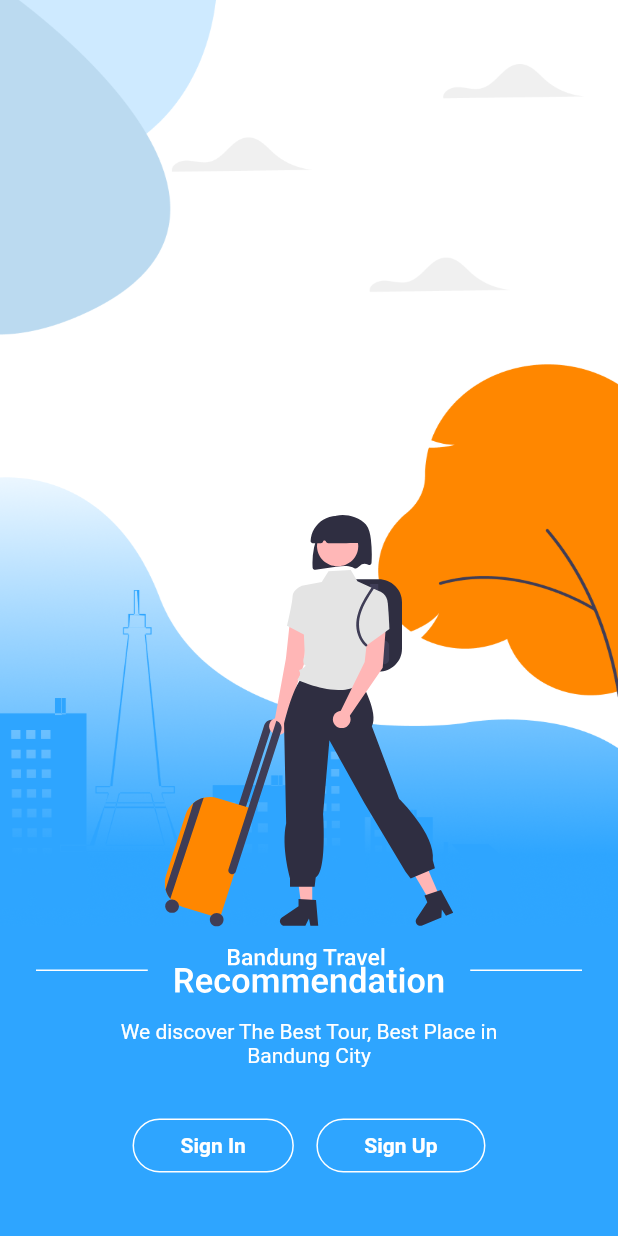
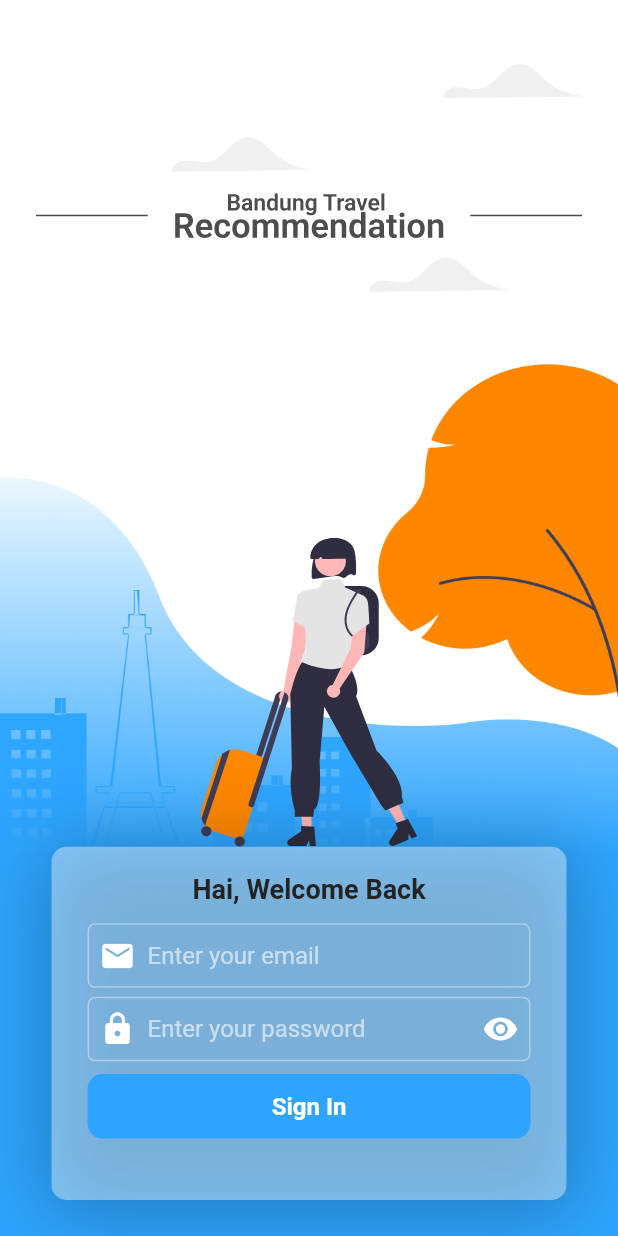
Before and after one commit to Muvazana/ABP_Bandung_Travel_Recommendation_MobileFlutter, a Flutter app: the screen it shows after launch, on a phone screen of 412 x 824 dp. Run offline on Flutter 3.47's test engine with Material 2 defaults, Android fonts, the light colour scheme and no system bars; our stand-ins replace flutter_svg.

Commit message:
add Login Page

```diff
--- /dev/null
+++ b/bandung_travel_recommendation_mobile_flutter/lib/componens/text_form_custom_v1.dart
@@ -0,0 +1,89 @@
+import 'package:bandung_travel_recommendation_mobile_flutter/utils/const.dart';
+import 'package:flutter/material.dart';
+
+class TextFormCustomV1 extends StatefulWidget {
+  final String hintText;
+  final double? width, height;
+  final EdgeInsetsGeometry? margin;
+  final Icon? icon;
+  final double? textSize;
+  final TextInputType? keyboardType;
+  final bool isPassword;
+  final String? Function(String?)? validator;
+  const TextFormCustomV1({
+    Key? key,
+    required this.hintText,
+    this.width,
+    this.height,
+    this.margin,
+    this.icon,
+    this.textSize = 16,
+    this.keyboardType,
+    this.isPassword = false,
+    this.validator,
+  }) : super(key: key);
+
+  @override
+  State<TextFormCustomV1> createState() => _TextFormCustomV1State();
+}
+
+class _TextFormCustomV1State extends State<TextFormCustomV1> {
+  bool _isPasswordShowed = false;
+
+  @override
+  void initState() {
+    this._isPasswordShowed = this.widget.isPassword;
+    super.initState();
+  }
+
+  @override
+  Widget build(BuildContext context) {
+    return Container(
+      height: this.widget.height,
+      width: this.widget.width,
+      margin: this.widget.margin,
+      child: TextFormField(
+        keyboardType: this.widget.keyboardType,
+        obscureText: this._isPasswordShowed,
+        style: TextStyle(fontSize: 16),
+        validator: this.widget.validator,
+        decoration: InputDecoration(
+          hintText: this.widget.hintText,
+          isDense: true,
+          prefixIcon: this.widget.icon != null
+              ? Padding(
+                  padding: const EdgeInsets.symmetric(horizontal: 8),
+                  child: this.widget.icon)
+              : null,
+          prefixIconConstraints: this.widget.icon != null
+              ? BoxConstraints(minWidth: 0, minHeight: 0)
+              : null,
+          suffixIcon: this.widget.isPassword
+              ? InkWell(
+                onTap: () {
+                  setState(() {
+                    _isPasswordShowed = !_isPasswordShowed;
+                  });
+                },
+                child: Padding(
+                    padding: const EdgeInsets.symmetric(horizontal: 8),
+                    child: Icon(
+                      Icons.remove_red_eye_sharp,
+                      color: MyColors.whiteColor,
+                      size: 24,
+                    ),
+                  ),
+              )
+              : null,
+          suffixIconConstraints: this.widget.isPassword
+              ? BoxConstraints(minWidth: 0, minHeight: 0)
+              : null,
+          contentPadding: EdgeInsets.symmetric(horizontal: 8, vertical: 12),
+          border: OutlineInputBorder(
+              borderSide: BorderSide(color: MyColors.whiteColor),
+              borderRadius: BorderRadius.all(Radius.circular(5))),
+        ),
+      ),
+    );
+  }
+}
--- a/bandung_travel_recommendation_mobile_flutter/lib/main.dart
+++ b/bandung_travel_recommendation_mobile_flutter/lib/main.dart
@@ -1,5 +1,6 @@
 import 'package:bandung_travel_recommendation_mobile_flutter/mvvm/view/sidebar.dart';
 import 'package:bandung_travel_recommendation_mobile_flutter/mvvm/view/signin_or_signup_screen.dart';
+import 'package:bandung_travel_recommendation_mobile_flutter/mvvm/view/signin_screen.dart';
 import 'package:bandung_travel_recommendation_mobile_flutter/routes.dart';
 import 'package:flutter/material.dart';
 
@@ -18,7 +19,7 @@ class MyApp extends StatelessWidget {
         scaffoldBackgroundColor: Colors.white,
         brightness: Brightness.dark
       ),
-      initialRoute: SignInOrSignUpScreen.routeName,
+      initialRoute: SignInScreen.routeName,
       onGenerateRoute: RouteGenerator.generateRoute,
     );
   }
--- a/bandung_travel_recommendation_mobile_flutter/lib/mvvm/view/signin_or_signup_screen.dart
+++ b/bandung_travel_recommendation_mobile_flutter/lib/mvvm/view/signin_or_signup_screen.dart
@@ -2,7 +2,7 @@ import 'package:flutter/material.dart';
 import 'package:flutter_svg/flutter_svg.dart';
 
 class SignInOrSignUpScreen extends StatelessWidget {
-  static const routeName = '/';
+  static const routeName = '/Auth';
   const SignInOrSignUpScreen({Key? key}) : super(key: key);
 
   @override
@@ -20,11 +20,12 @@ class SignInOrSignUpScreen extends StatelessWidget {
         ),
         Positioned(
           bottom: 0,
+          width: size.width,
           child: Column(children: [
             SvgPicture.asset(
               'assets/images/person.svg',
               alignment: Alignment.center,
-              height: size.height * 1 / 3,
+              height: size.height * 1 / 3.5,
             ),
             Container(
               width: size.width,
@@ -36,7 +37,7 @@ class SignInOrSignUpScreen extends StatelessWidget {
                   alignment: Alignment.center,
                   width: size.width,
                 ),
-                SizedBox(height: 14),
+                Spacer(flex: 1),
                 Text(
                   "We discover The Best Tour, Best Place in \nBandung City",
                   textAlign: TextAlign.center,
@@ -45,7 +46,7 @@ class SignInOrSignUpScreen extends StatelessWidget {
                       fontSize: 14,
                       fontWeight: FontWeight.normal),
                 ),
-                SizedBox(height: 28),
+                Spacer(flex: 2),
                 Row(
                   mainAxisAlignment: MainAxisAlignment.center,
                   children: <Widget>[
@@ -59,7 +60,8 @@ class SignInOrSignUpScreen extends StatelessWidget {
                       onPressed: () {},
                     ),
                   ],
-                )
+                ),
+                Spacer(flex: 2),
               ]),
             ),
           ]),
--- /dev/null
+++ b/bandung_travel_recommendation_mobile_flutter/lib/mvvm/view/signin_screen.dart
@@ -0,0 +1,161 @@
+import 'package:bandung_travel_recommendation_mobile_flutter/componens/text_form_custom_v1.dart';
+import 'package:bandung_travel_recommendation_mobile_flutter/utils/const.dart';
+import 'package:flutter/material.dart';
+import 'package:flutter_svg/flutter_svg.dart';
+
+class SignInScreen extends StatefulWidget {
+  static const routeName = '/Auth/SignInScreen';
+  const SignInScreen({Key? key}) : super(key: key);
+
+  @override
+  State<SignInScreen> createState() => _SignInScreenState();
+}
+
+class _SignInScreenState extends State<SignInScreen> {
+  final GlobalKey<FormState> _formKey = new GlobalKey<FormState>();
+
+  @override
+  Widget build(BuildContext context) {
+    final size = MediaQuery.of(context).size;
+    return Scaffold(
+      body: Stack(children: <Widget>[
+        Container(
+          decoration: BoxDecoration(
+            image: DecorationImage(
+              image: AssetImage('assets/images/background_2.png'),
+              fit: BoxFit.fill,
+            ),
+          ),
+        ),
+        Positioned(
+          top: size.height * 1 / 6.5,
+          width: size.width,
+          child: Padding(
+            padding: const EdgeInsets.symmetric(horizontal: 24),
+            child: SvgPicture.asset(
+              'assets/images/logo.svg',
+              alignment: Alignment.center,
+              width: size.width,
+              color: MyColors.semiDarkColor,
+            ),
+          ),
+        ),
+        Positioned(
+          bottom: 0,
+          width: size.width,
+          child: Column(children: [
+            SvgPicture.asset(
+              'assets/images/person.svg',
+              alignment: Alignment.center,
+              height: size.height * 1 / 4,
+            ),
+            Container(
+              width: size.width,
+              height: size.height * 1 / 3.5,
+              margin: EdgeInsets.only(
+                  left: size.width * (1 / 12),
+                  right: size.width * (1 / 12),
+                  bottom: 24),
+              decoration: BoxDecoration(
+                  color: Color.fromARGB(100, 255, 255, 255),
+                  borderRadius: BorderRadius.circular(10),
+                  boxShadow: [
+                    BoxShadow(
+                      color: Colors.black.withOpacity(0.25),
+                      spreadRadius: 5,
+                      blurRadius: 45,
+                      offset: Offset(0, 5), // changes position of shadow
+                    ),
+                  ]),
+              child: Form(
+                key: _formKey,
+                child: Column(children: <Widget>[
+                  SizedBox(height: 18),
+                  Text(
+                    "Hai, Welcome Back",
+                    style: TextStyle(
+                      color: MyColors.DarkColor,
+                      fontWeight: FontWeight.bold,
+                      fontSize: 18,
+                    ),
+                  ),
+                  SizedBox(height: 12),
+                  // Text(
+                  //   "Error Message in Here",
+                  //   style: TextStyle(
+                  //     color: MyColors.ErrorColor,
+                  //     fontWeight: FontWeight.normal,
+                  //     fontSize: 10,
+                  //   ),
+                  // ),
+                  // SizedBox(height: 6),
+                  TextFormCustomV1(
+                    hintText: "Enter your email",
+                    margin: EdgeInsets.symmetric(horizontal: 24),
+                    icon: Icon(
+                      Icons.email,
+                      color: MyColors.whiteColor,
+                      size: 24,
+                    ),
+                    keyboardType: TextInputType.emailAddress,
+                  ),
+                  SizedBox(height: 6),
+                  TextFormCustomV1(
+                    hintText: "Enter your password",
+                    margin: EdgeInsets.symmetric(horizontal: 24),
+                    icon: Icon(
+                      Icons.lock_rounded,
+                      color: MyColors.whiteColor,
+                      size: 24,
+                    ),
+                    isPassword: true,
+                  ),
+                  SizedBox(height: 6),
+                  TextButtonCustomV1(),
+                ]),
+              ),
+            ),
+          ]),
+        ),
+      ]),
+    );
+  }
+}
+
+class TextButtonCustomV1 extends StatelessWidget {
+  // final String text;
+  const TextButtonCustomV1({
+    Key? key,
+  }) : super(key: key);
+
+  @override
+  Widget build(BuildContext context) {
+    return Container(
+      margin: EdgeInsets.symmetric(horizontal: 24),
+      child: TextButton(
+        onPressed: () {},
+        style: OutlinedButton.styleFrom(
+          backgroundColor: MyColors.primaryColor,
+          padding:
+              EdgeInsets.symmetric(vertical: 12),
+          shape: RoundedRectangleBorder(
+            borderRadius: BorderRadius.circular(10),
+          ),
+        ),
+        child: Row(
+          mainAxisAlignment: MainAxisAlignment.center,
+          children: [
+            Text(
+              "Sign In",
+              style: TextStyle(
+                color: MyColors.whiteColor,
+                fontWeight: FontWeight.bold,
+                fontSize: 16,
+              ),
+            ),
+          ],
+        ),
+      ),
+    );
+  }
+}
--- a/bandung_travel_recommendation_mobile_flutter/lib/routes.dart
+++ b/bandung_travel_recommendation_mobile_flutter/lib/routes.dart
@@ -1,5 +1,6 @@
 import 'package:bandung_travel_recommendation_mobile_flutter/mvvm/view/sidebar.dart';
 import 'package:bandung_travel_recommendation_mobile_flutter/mvvm/view/signin_or_signup_screen.dart';
+import 'package:bandung_travel_recommendation_mobile_flutter/mvvm/view/signin_screen.dart';
 import 'package:flutter/material.dart';
 
 class RouteGenerator {
@@ -16,10 +17,14 @@ class RouteGenerator {
         return MaterialPageRoute(builder: (context) {
           return SignInOrSignUpScreen();
         });
-      case Sidebar.routeName:
+      case SignInScreen.routeName:
         return MaterialPageRoute(builder: (context) {
-          return Sidebar();
+          return SignInScreen();
         });
+      // case Sidebar.routeName:
+      //   return MaterialPageRoute(builder: (context) {
+      //     return Sidebar();
+      //   });
       default:
         return _errorRoute();
     }
--- a/bandung_travel_recommendation_mobile_flutter/lib/utils/const.dart
+++ b/bandung_travel_recommendation_mobile_flutter/lib/utils/const.dart
@@ -1,9 +1,21 @@
 import 'package:flutter/material.dart';
 
 
-const primaryColor = Color(0xFF685BFF);
-const canvasColor = Color(0xFF2E2E48);
-const scaffoldBackgroundColor = Color(0xFF464667);
-const accentCanvasColor = Color(0xFF3E3E61);
-const white = Colors.white;
-final actionColor = const Color(0xFF5F5FA7).withOpacity(0.6);
+// const primaryColor = Color(0xFF685BFF);
+// const canvasColor = Color(0xFF2E2E48);
+// const scaffoldBackgroundColor = Color(0xFF464667);
+// const accentCanvasColor = Color(0xFF3E3E61);
+// const white = Colors.white;
+// final actionColor = const Color(0xFF5F5FA7).withOpacity(0.6);
+
+
+class MyColors{
+  static const whiteColor = Colors.white;
+  static const lightDarkColor = Color.fromARGB(255, 219, 219, 219);
+  static const semiDarkColor = Color.fromARGB(255, 77, 77, 77);
+  static const DarkColor = Color.fromARGB(255, 35, 35, 35);
+  static const ErrorColor = Color.fromARGB(255, 255, 46, 46);
+
+  static const primaryColor = Color.fromARGB(255, 46, 164, 255);
+  static const primaryDarkColor = Color.fromARGB(255, 47, 46, 65);
+}
```
Also changed, not shown: bandung_travel_recommendation_mobile_flutter/lib/mvvm/view/sidebar.dart (+152 -152 lines), bandung_travel_recommendation_mobile_flutter/assets/images/background_2.png (added).
